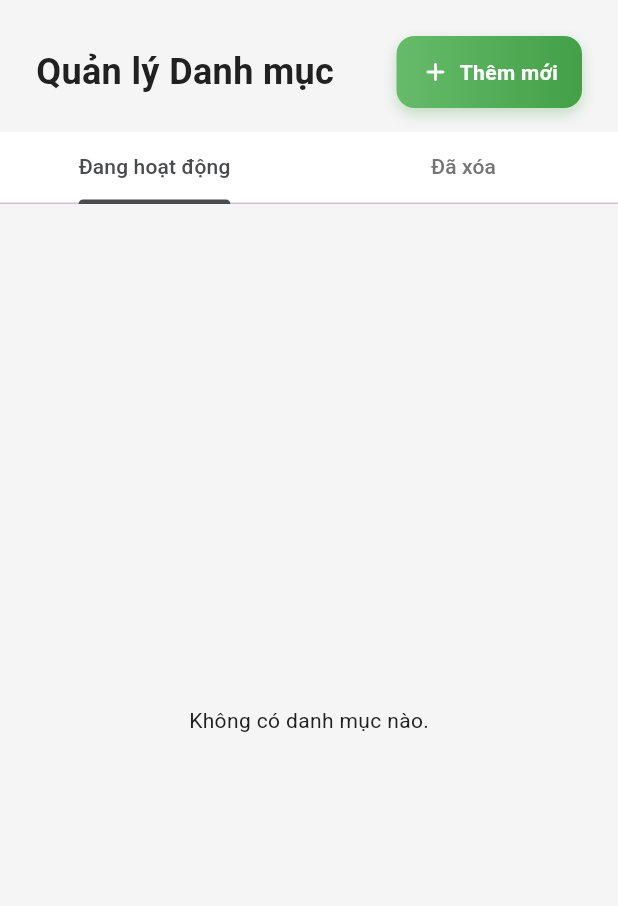
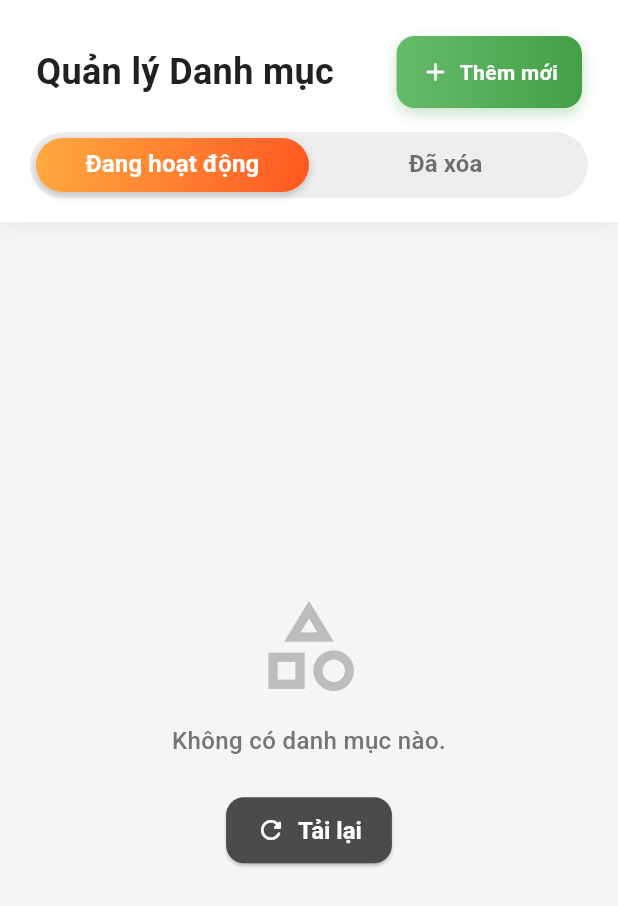
Before and after one commit to NP-Sinh/ql_moifood_app, a Flutter app: the CategoryView screen opened by its route, on a phone screen of 412 x 824 dp. Shown: the top 906 px of the screen. Run offline on Flutter 3.47's test engine with Material 3 defaults, Android fonts, the phone set to English and light mode, and no system bars; our stand-ins replace logger, shared_preferences; accounts and stored records are empty; network calls fail.

Commit message:
update category

```diff
--- a/lib/views/category/category_view.dart
+++ b/lib/views/category/category_view.dart
@@ -4,6 +4,7 @@ import 'package:ql_moifood_app/viewmodels/category_viewmodel.dart';
 import 'package:ql_moifood_app/resources/widgets/buttons/custom_button.dart';
 import 'package:ql_moifood_app/resources/theme/colors.dart';
 import 'package:ql_moifood_app/views/category/controller/category_controller.dart';
+import 'package:ql_moifood_app/views/category/widgets/category_empty.dart';
 import 'package:ql_moifood_app/views/category/widgets/category_list_item.dart';
 
 class CategoryView extends StatefulWidget {
@@ -14,17 +15,15 @@ class CategoryView extends StatefulWidget {
   State<CategoryView> createState() => _CategoryViewState();
 }
 
-// THÊM "with TickerProviderStateMixin"
 class _CategoryViewState extends State<CategoryView>
     with TickerProviderStateMixin {
   late final CategoryController _controller;
-  late final TabController _tabController; // THÊM
+  late final TabController _tabController;
 
   @override
   void initState() {
     super.initState();
     _controller = CategoryController(context);
-    // KHỞI TẠO TAB CONTROLLER VỚI 2 TAB
     _tabController = TabController(length: 2, vsync: this);
     Future.microtask(() => _controller.loadCategories());
   }
@@ -42,19 +41,71 @@ class _CategoryViewState extends State<CategoryView>
       backgroundColor: Colors.grey.shade100,
       body: Column(
         children: [
-          _buildHeader(),
-          // THÊM TABBAR
+          // Header và TabBar
           Container(
+            decoration: BoxDecoration(
               color: Colors.white,
+              boxShadow: [
+                BoxShadow(
+                  color: Colors.black.withValues(alpha: 0.05),
+                  blurRadius: 10,
+                  offset: const Offset(0, 4),
+                ),
+              ],
+            ),
+            child: Column(
+              children: [
+                Padding(
+                  padding: const EdgeInsets.fromLTRB(24, 24, 24, 16),
+                  child: _buildHeader(),
+                ),
+                Padding(
+                  padding: const EdgeInsets.fromLTRB(20, 0, 20, 16),
+                  child: Container(
+                    height: 44,
+                    decoration: BoxDecoration(
+                      color: Colors.grey.shade200,
+                      borderRadius: BorderRadius.circular(22),
+                    ),
+                    padding: const EdgeInsets.all(4),
                     child: TabBar(
                       controller: _tabController,
                       tabs: const [
                         Tab(text: 'Đang hoạt động'),
                         Tab(text: 'Đã xóa'),
                       ],
-              labelColor: AppColor.primary,
-              unselectedLabelColor: Colors.grey.shade600,
-              indicatorColor: AppColor.primary,
+                      indicator: BoxDecoration(
+                        gradient: LinearGradient(
+                          colors: [Colors.orangeAccent, Colors.deepOrange],
+                          begin: Alignment.topLeft,
+                          end: Alignment.bottomRight,
+                        ),
+                        borderRadius: BorderRadius.circular(18),
+                        boxShadow: [
+                          BoxShadow(
+                            color: AppColor.primary.withValues(alpha: 0.3),
+                            blurRadius: 4,
+                            offset: const Offset(0, 2),
+                          ),
+                        ],
+                      ),
+                      indicatorSize: TabBarIndicatorSize.tab,
+                      labelColor: Colors.white,
+                      labelStyle: const TextStyle(
+                        fontWeight: FontWeight.bold,
+                        fontSize: 16,
+                      ),
+                      unselectedLabelColor: Colors.black54,
+                      unselectedLabelStyle: const TextStyle(
+                        fontWeight: FontWeight.w600,
+                        fontSize: 16,
+                      ),
+                      splashBorderRadius: BorderRadius.circular(18),
+                      dividerColor: Colors.transparent,
+                    ),
+                  ),
+                ),
+              ],
             ),
           ),
           Expanded(
@@ -73,9 +124,7 @@ class _CategoryViewState extends State<CategoryView>
 
   // Header
   Widget _buildHeader() {
-    return Padding(
-      padding: const EdgeInsets.fromLTRB(24, 24, 24, 16),
-      child: Row(
+    return Row(
       mainAxisAlignment: MainAxisAlignment.spaceBetween,
       children: [
         const Text(
@@ -85,11 +134,7 @@ class _CategoryViewState extends State<CategoryView>
         Consumer<CategoryViewModel>(
           builder: (context, vm, _) => CustomButton(
             label: "Thêm mới",
-              icon: const Icon(
-                Icons.add_rounded,
-                color: Colors.white,
-                size: 20,
-              ),
+            icon: const Icon(Icons.add_rounded, color: Colors.white, size: 20),
             height: 48,
             fontSize: 14,
             gradientColors: AppColor.btnAdd,
@@ -97,7 +142,6 @@ class _CategoryViewState extends State<CategoryView>
           ),
         ),
       ],
-      ),
     );
   }
 
@@ -112,8 +156,12 @@ class _CategoryViewState extends State<CategoryView>
           return Center(child: Text('Lỗi: ${categoryVM.errorMessage}'));
         }
         if (categoryVM.category.isEmpty) {
-          return const Center(child: Text('Không có danh mục nào.'));
+          return CategoryEmpty(
+            message: 'Không có danh mục nào.',
+            onRefresh: _controller.loadCategories,
+          );
         }
+
         return RefreshIndicator(
           onRefresh: _controller.loadCategories,
           child: ListView.builder(
@@ -133,7 +181,7 @@ class _CategoryViewState extends State<CategoryView>
     );
   }
 
-  /// WIDGET MỚI CHO TAB 2
+  /// WIDGET CHO TAB 2
   Widget _buildDeletedCategoriesList() {
     return Consumer<CategoryViewModel>(
       builder: (context, categoryVM, _) {
@@ -145,7 +193,11 @@ class _CategoryViewState extends State<CategoryView>
           return Center(child: Text('Lỗi: ${categoryVM.errorMessage}'));
         }
         if (categoryVM.deletedCategories.isEmpty) {
-          return const Center(child: Text('Không có danh mục đã xóa.'));
+          return CategoryEmpty(
+            message: 'Không có danh mục đã xóa.',
+            icon: Icons.delete_outline,
+            onRefresh: _controller.loadCategories,
+          );
         }
 
         return RefreshIndicator(
--- /dev/null
+++ b/lib/views/category/widgets/category_empty.dart
@@ -0,0 +1,59 @@
+import 'package:flutter/material.dart';
+import 'package:ql_moifood_app/resources/theme/colors.dart';
+
+class CategoryEmpty extends StatelessWidget {
+  final String message;
+  final IconData icon;
+  final VoidCallback? onRefresh;
+
+  const CategoryEmpty({
+    super.key,
+    this.message = 'Không có danh mục nào.',
+    this.icon = Icons.category_outlined,
+    this.onRefresh,
+  });
+
+  @override
+  Widget build(BuildContext context) {
+    return Center(
+      child: Padding(
+        padding: const EdgeInsets.symmetric(horizontal: 24.0),
+        child: Column(
+          mainAxisAlignment: MainAxisAlignment.center,
+          children: [
+            Icon(icon, size: 72, color: Colors.grey.shade400),
+            const SizedBox(height: 16),
+            Text(
+              message,
+              textAlign: TextAlign.center,
+              style: TextStyle(
+                color: Colors.grey.shade600,
+                fontSize: 16,
+                fontWeight: FontWeight.w500,
+              ),
+            ),
+            if (onRefresh != null) ...[
+              const SizedBox(height: 24),
+              ElevatedButton.icon(
+                onPressed: onRefresh,
+                icon: const Icon(Icons.refresh_rounded, size: 20),
+                label: const Text('Tải lại'),
+                style: ElevatedButton.styleFrom(
+                  backgroundColor: AppColor.primary,
+                  foregroundColor: Colors.white,
+                  padding: const EdgeInsets.symmetric(
+                    horizontal: 20,
+                    vertical: 12,
+                  ),
+                  shape: RoundedRectangleBorder(
+                    borderRadius: BorderRadius.circular(12),
+                  ),
+                ),
+              ),
+            ],
+          ],
+        ),
+      ),
+    );
+  }
+}
--- a/lib/views/category/widgets/category_list_item.dart
+++ b/lib/views/category/widgets/category_list_item.dart
@@ -57,7 +57,7 @@ class _CategoryListItemState extends State<CategoryListItem> {
           borderRadius: BorderRadius.circular(16),
           border: Border.all(
             color: _isHovered
-                ? hoverColor.withOpacity(0.3)
+                ? hoverColor.withValues(alpha: 0.3)
                 : (widget.isDeleted
                       ? Colors.grey.shade300
                       : Colors.grey.shade200),
@@ -66,7 +66,7 @@ class _CategoryListItemState extends State<CategoryListItem> {
           boxShadow: widget.isDeleted
               ? [
                   BoxShadow(
-                    color: Colors.black.withOpacity(0.04),
+                    color: Colors.black.withValues(alpha: 0.04),
                     blurRadius: 5,
                     offset: const Offset(0, 2),
                   ),
@@ -74,8 +74,8 @@ class _CategoryListItemState extends State<CategoryListItem> {
               : [
                   BoxShadow(
                     color: _isHovered
-                        ? hoverColor.withOpacity(0.1)
-                        : Colors.black.withOpacity(0.05),
+                        ? hoverColor.withValues(alpha: 0.1)
+                        : Colors.black.withValues(alpha: 0.05),
                     blurRadius: _isHovered ? 20 : 10,
                     offset: Offset(0, _isHovered ? 8 : 4),
                     spreadRadius: _isHovered ? 2 : 0,
@@ -99,7 +99,7 @@ class _CategoryListItemState extends State<CategoryListItem> {
                   borderRadius: BorderRadius.circular(16),
                   boxShadow: [
                     BoxShadow(
-                      color: hoverColor.withOpacity(0.3),
+                      color: hoverColor.withValues(alpha: 0.3),
                       blurRadius: 12,
                       offset: const Offset(0, 4),
                     ),
```
Lines whose indentation alone changed are shown as unchanged.
